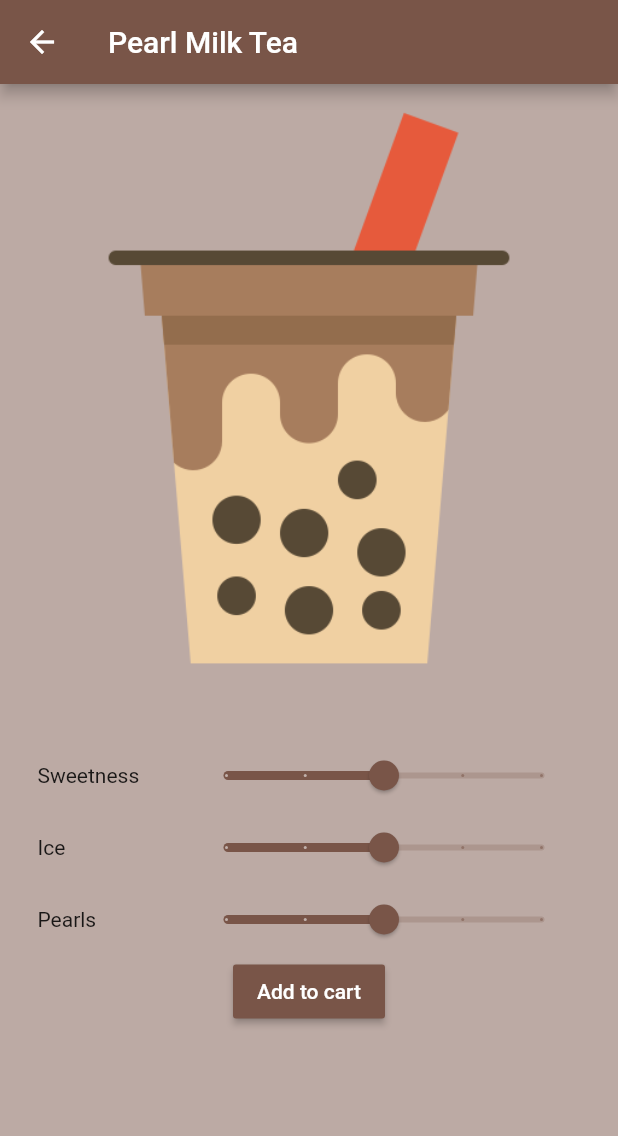
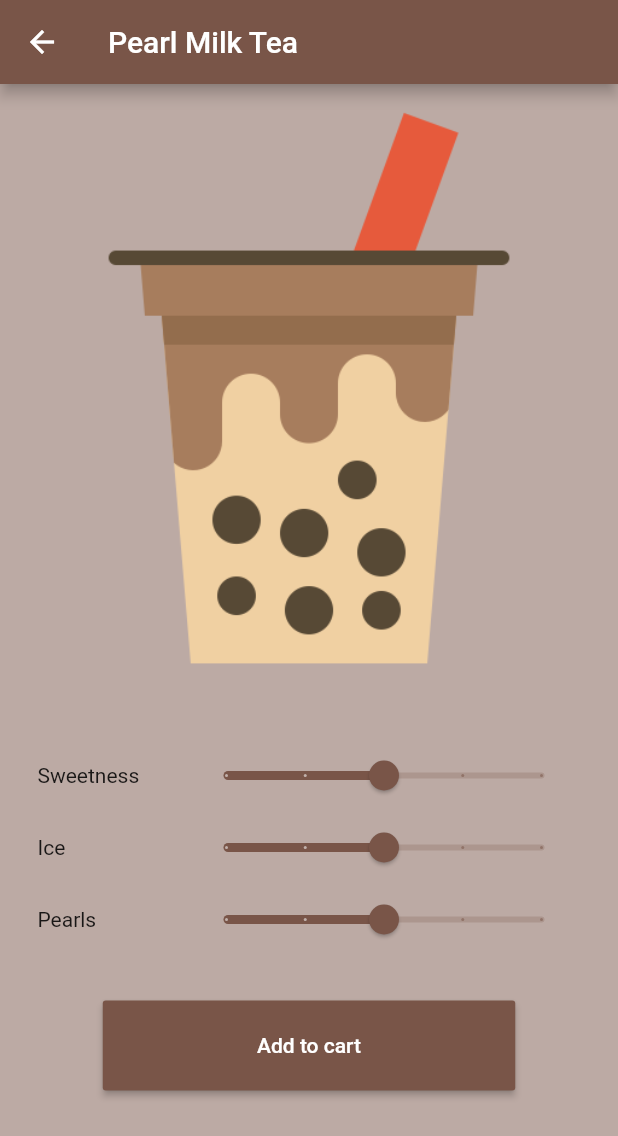
Before and after one commit to biiome/Blubble-Tea-App, a Flutter app: the screen it shows after launch, after a tap on "Pearl Milk Tea", on a phone screen of 412 x 824 dp. Shown: the top 1136 px of the screen. Run offline on Flutter 3.47's test engine with Material 2 defaults, Android fonts, the phone set to English and light mode, and no system bars; our stand-ins replace google_nav_bar.

Commit message:
Some styling changes

```diff
--- a/lib/components/drink_tile.dart
+++ b/lib/components/drink_tile.dart
@@ -18,6 +18,7 @@ class DrinkTile extends StatelessWidget {
     return GestureDetector(
       onTap: onTap,
       child: Container(
+        margin: const EdgeInsets.only(bottom: 12),
         decoration: BoxDecoration(
           color: Colors.brown[100],
           borderRadius: BorderRadius.circular(12),
--- a/lib/pages/cart_page.dart
+++ b/lib/pages/cart_page.dart
@@ -15,7 +15,7 @@ class CartPage extends StatefulWidget {
 class _CartPageState extends State<CartPage> {
   // remmove from dart
   void removeFromCart(Drink drink) {
-    Provider.of(context, listen: false).removeFromCart(drink);
+    Provider.of<BubbleTeaShop>(context, listen: false).removeFromCart(drink);
   }
 
   @override
--- a/lib/pages/home_page.dart
+++ b/lib/pages/home_page.dart
@@ -31,7 +31,8 @@ class _HomePageState extends State<HomePage> {
   @override
   Widget build(BuildContext context) {
     return Scaffold(
-      backgroundColor: Colors.brown[200], // background colour for homepage
+      backgroundColor: const Color.fromRGBO(
+          177, 166, 153, 1), // background colour for homepage
       bottomNavigationBar: MyBottomNavBar(
         onTabChange: (index) => navigateBottomBar(index),
       ),
--- a/lib/pages/order_page.dart
+++ b/lib/pages/order_page.dart
@@ -138,13 +138,20 @@ class _OrderPageState extends State<OrderPage> {
                   ],
                 ),
 
+                // add spacing between sliders and cart button
+                const SizedBox(height: 30),
+
                 // add to cart button
-                MaterialButton(
-                  color: Colors.brown,
-                  onPressed: addToCart,
-                  child: const Text(
-                    'Add to cart',
-                    style: TextStyle(color: Colors.white),
+                ButtonTheme(
+                  minWidth: 275,
+                  height: 60,
+                  child: MaterialButton(
+                    color: Colors.brown,
+                    onPressed: addToCart,
+                    child: const Text(
+                      'Add to cart',
+                      style: TextStyle(color: Colors.white),
+                    ),
                   ),
                 ),
               ],
--- a/lib/pages/shop_page.dart
+++ b/lib/pages/shop_page.dart
@@ -36,9 +36,20 @@ class _ShopPageState extends State<ShopPage> {
           child: Column(
             children: [
               // heading
-              const Text(
-                'Bubble Tea Shop',
-                style: TextStyle(fontSize: 20.0),
+              const Padding(
+                padding: EdgeInsets.only(top: 8.0, bottom: 8.0),
+                child: Row(
+                  mainAxisAlignment: MainAxisAlignment.spaceBetween,
+                  children: [
+                    Text(
+                      'Bubble Tea Shop',
+                      style: TextStyle(
+                          fontSize: 20.0,
+                          color: Colors.white,
+                          fontWeight: FontWeight.w500),
+                    ),
+                  ],
+                ),
               ),
 
               const SizedBox(height: 10),
```
